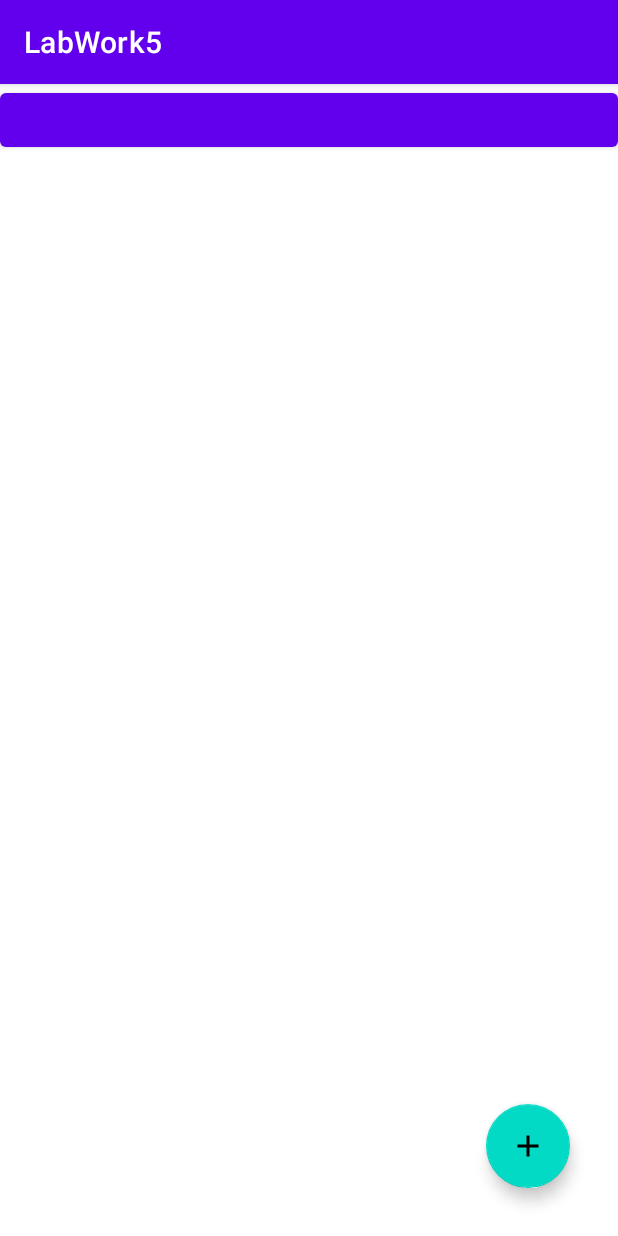
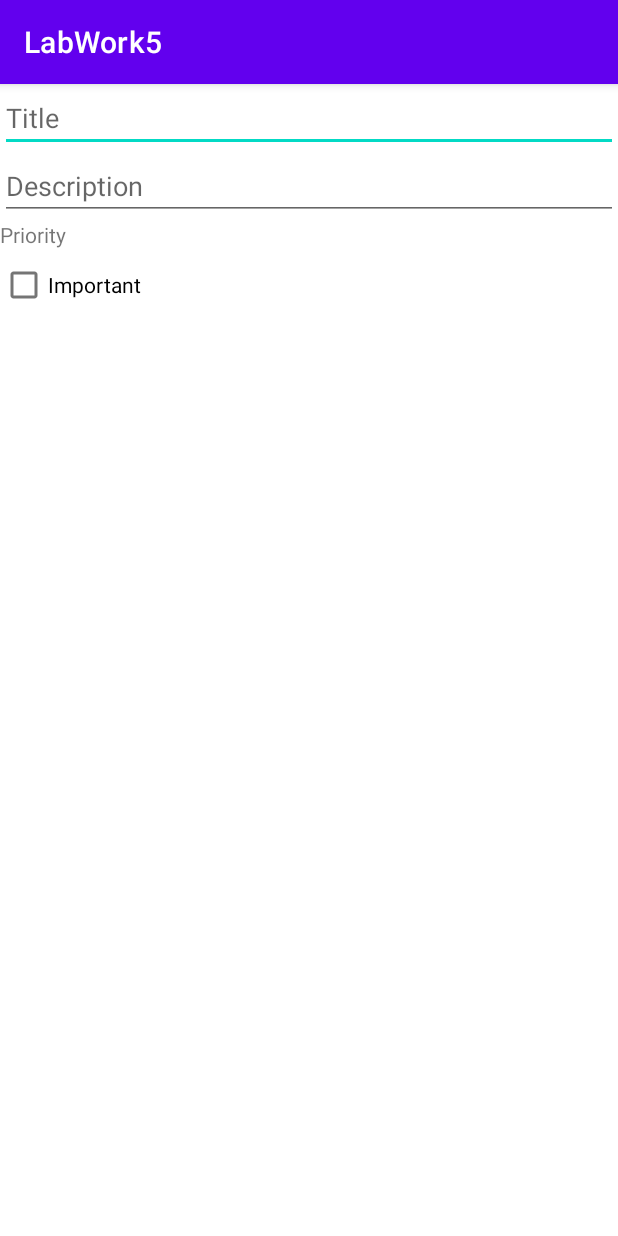
Before and after one commit to mishathefirst/MobileDevelopment_LabWork5, an Android app: the screen it shows after launch (MainActivity before the commit, AddActivityItem after it), after a tap on an icon or button, on a phone screen of 412 x 824 dp. Run offline under Robolectric (Android 15) with nearby library versions, the phone set to English and light mode, and no system bars.

Commit message:
AddActivityItem fixed

```diff
--- a/app/src/main/AndroidManifest.xml
+++ b/app/src/main/AndroidManifest.xml
@@ -16,6 +16,8 @@
                 <category android:name="android.intent.category.LAUNCHER" />
             </intent-filter>
         </activity>
+        <activity android:name=".AddActivityItem">
+        </activity>
     </application>
 
 </manifest>
--- a/app/src/main/java/group/moveon/labwork5/AddActivityItem.kt
+++ b/app/src/main/java/group/moveon/labwork5/AddActivityItem.kt
@@ -1,16 +1,53 @@
 package group.moveon.labwork5
 
+import android.app.Activity
+import android.content.Intent
+import android.os.Bundle
+import android.text.TextUtils
 import android.view.Menu
 import android.view.MenuItem
+import android.widget.Button
+import android.widget.EditText
 import androidx.appcompat.app.AppCompatActivity
 
 class AddActivityItem : AppCompatActivity() {
 
+
+    public override fun onCreate(savedInstanceState: Bundle?) {
+        super.onCreate(savedInstanceState)
+        setContentView(R.layout.activity_add_item)
+
+        val editWordView = findViewById<EditText>(R.id.titleEditText)
+
+        val button = findViewById<Button>(R.id.priorityCheckBox)
+        button.setOnClickListener {
+            val replyIntent = Intent()
+            if (TextUtils.isEmpty(editWordView.text)) {
+                setResult(Activity.RESULT_CANCELED, replyIntent)
+            } else {
+                val word = editWordView.text.toString()
+                replyIntent.putExtra(EXTRA_REPLY, word)
+                setResult(Activity.RESULT_OK, replyIntent)
+            }
+            finish()
+        }
+
+
+    }
+
+
+    companion object {
+        const val EXTRA_REPLY = "com.example.android.wordlistsql.REPLY"
+    }
+
+
+
+
+    /*
     override fun onCreateOptionsMenu(menu: Menu?): Boolean {
         val menuInflater = menuInflater
         menuInflater.inflate(R.menu.add_item_menu, menu)
         return true
-
     }
 
     override fun onOptionsItemSelected(item: MenuItem): Boolean {
@@ -23,4 +60,6 @@ class AddActivityItem : AppCompatActivity() {
         }
     }
 
+     */
+
 }
--- a/app/src/main/java/group/moveon/labwork5/MainActivity.kt
+++ b/app/src/main/java/group/moveon/labwork5/MainActivity.kt
@@ -21,6 +21,7 @@ class MainActivity : AppCompatActivity() {
         buttonAddItem.setOnClickListener {
             val intent = Intent (this, AddActivityItem::class.java)
             startActivityForResult(intent, 1)
+            //startActivity(intent)
         }
 
 
```
